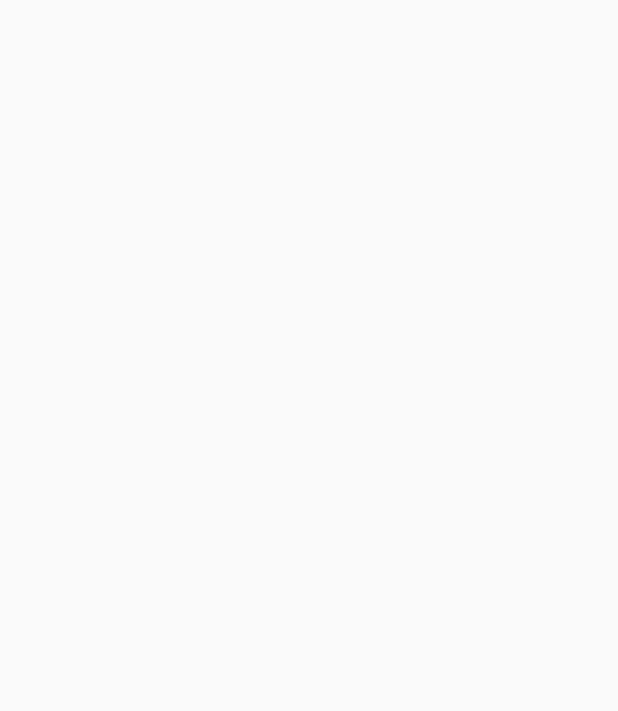
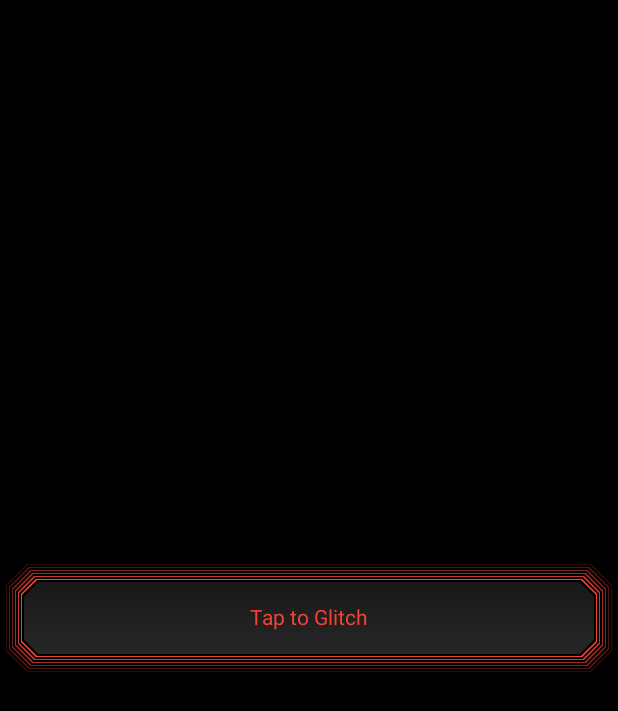
Before and after one commit to Dev-Aditya-More/RandomStuffInCompose, an Android app built with Jetpack Compose: the screen it shows after launch (MainActivity), on a phone screen of 412 x 824 dp. Before the commit the part shown is empty. Shown: the top 711 px of the screen. Run offline under Robolectric (Android 15) with nearby library versions, the phone set to English and light mode, and no system bars.

Commit message:
commit GlitchEffect.kt

```diff
--- /dev/null
+++ b/app/src/main/java/com/example/randomstuffincompose/GlitchEffect.kt
@@ -0,0 +1,179 @@
+package com.example.randomstuffincompose
+
+import androidx.compose.animation.core.Animatable
+import androidx.compose.animation.core.LinearEasing
+import androidx.compose.animation.core.animateDpAsState
+import androidx.compose.animation.core.tween
+import androidx.compose.foundation.background
+import androidx.compose.foundation.border
+import androidx.compose.foundation.gestures.detectTapGestures
+import androidx.compose.foundation.hoverable
+import androidx.compose.foundation.interaction.MutableInteractionSource
+import androidx.compose.foundation.interaction.collectIsHoveredAsState
+import androidx.compose.foundation.layout.Box
+import androidx.compose.foundation.layout.fillMaxSize
+import androidx.compose.foundation.layout.fillMaxWidth
+import androidx.compose.foundation.layout.padding
+import androidx.compose.foundation.shape.CutCornerShape
+import androidx.compose.material3.Text
+import androidx.compose.runtime.Composable
+import androidx.compose.runtime.LaunchedEffect
+import androidx.compose.runtime.getValue
+import androidx.compose.runtime.mutableIntStateOf
+import androidx.compose.runtime.mutableStateOf
+import androidx.compose.runtime.remember
+import androidx.compose.runtime.setValue
+import androidx.compose.ui.Alignment
+import androidx.compose.ui.Modifier
+import androidx.compose.ui.draw.drawWithContent
+import androidx.compose.ui.graphics.Brush
+import androidx.compose.ui.graphics.Color
+import androidx.compose.ui.graphics.drawscope.Stroke
+import androidx.compose.ui.graphics.drawscope.clipRect
+import androidx.compose.ui.graphics.drawscope.scale
+import androidx.compose.ui.graphics.drawscope.translate
+import androidx.compose.ui.graphics.layer.drawLayer
+import androidx.compose.ui.graphics.rememberGraphicsLayer
+import androidx.compose.ui.input.pointer.PointerIcon
+import androidx.compose.ui.input.pointer.pointerHoverIcon
+import androidx.compose.ui.input.pointer.pointerInput
+import androidx.compose.ui.text.TextStyle
+import androidx.compose.ui.tooling.preview.Preview
+import androidx.compose.ui.unit.Dp
+import androidx.compose.ui.unit.dp
+import com.example.randomstuffincompose.ui.theme.Cyan500
+import com.example.randomstuffincompose.ui.theme.Green500
+import com.example.randomstuffincompose.ui.theme.Pink500
+import com.example.randomstuffincompose.ui.theme.Red500
+import com.example.randomstuffincompose.ui.theme.Yellow500
+import com.example.randomstuffincompose.ui.theme.Zinc900
+import com.example.randomstuffincompose.ui.theme.Zinc950
+import kotlin.math.roundToInt
+import kotlin.random.Random
+import kotlin.random.nextInt
+
+@Composable
+fun Modifier.glitchEffect(
+    key: Any? = null,
+    glitchColors: List<Color> = listOf(Green500),
+    slices: Int = 20,
+): Modifier {
+
+    val graphicsLayer = rememberGraphicsLayer()
+    var step by remember { mutableIntStateOf(0) }
+
+    LaunchedEffect(key) {
+        Animatable(1f)
+            .animateTo(
+                targetValue = 10f,
+                tween(durationMillis = 500, easing = LinearEasing)
+            ) {
+                if (step != this.value.roundToInt())
+                    step = this.value.roundToInt()
+            }
+        step = 0
+    }
+
+    return drawWithContent {
+        if (step == 0) {
+            drawContent()
+            return@drawWithContent
+        }
+        graphicsLayer.record { this@drawWithContent.drawContent() }
+
+        for (i in 0 until slices) {
+            translate(
+                left = if (Random.nextInt(8) > step)
+                    Random.nextInt(-20..20).toFloat()
+                else
+                    0f
+            ) {
+                scale(
+                    scaleY = 1f,
+                    scaleX = if (Random.nextInt(13) > step) 2f * Random.nextFloat() else 1f
+                ) {
+                    clipRect(
+                        top = (i / slices.toFloat()) * size.height,
+                        bottom = (((i + 1) / slices.toFloat()) * size.height) + 1f,
+                    ) {
+                        drawLayer(graphicsLayer)
+                        if (Random.nextInt(10) > step) {
+                            drawRect(
+                                color = glitchColors.random(),
+                                style = Stroke(width = 10f)
+                            )
+                        }
+                    }
+                }
+            }
+        }
+    }
+}
+
+@Preview(showBackground = true)
+@Composable
+fun GlitchEffectImpl() {
+
+    var key by remember { mutableIntStateOf(0) }
+    val interaction = remember { MutableInteractionSource() }
+    val isHovered by interaction.collectIsHoveredAsState()
+
+    Box(
+        modifier = Modifier
+            .pointerInput(Unit) {
+                detectTapGestures(
+                    onTap = {
+                        key = Random.nextInt()
+                    }
+                )
+            }
+            .pointerHoverIcon(PointerIcon.Hand)
+            .hoverable(interaction)
+            .glitchEffect(
+                key,
+                remember { listOf(Cyan500, Yellow500, Pink500) })
+            .padding(4.dp)
+            .rings(
+                ringSpace = if (isHovered) 4.dp else 2.dp
+            )
+            .background(
+                brush = Brush.verticalGradient(
+                    colors = listOf(Zinc950, Zinc900)
+                ),
+                shape = CutCornerShape(20),
+            )
+            .padding(horizontal = 32.dp, vertical = 16.dp)
+            .fillMaxWidth(),
+        contentAlignment = Alignment.Center
+    ) {
+        Text(
+            text = "Tap to Glitch",
+            style = TextStyle(
+                color = Red500
+            )
+        )
+    }
+
+}
+
+@Composable
+fun Modifier.rings(
+    ringColor: Color = Red500,
+    ringCount: Int = 6,
+    ringSpace: Dp = 2.dp
+): Modifier {
+
+    val animatedRingSpace by animateDpAsState(
+        targetValue = ringSpace,
+        animationSpec = tween()
+    )
+
+    return (1..ringCount).map { index ->
+        Modifier.border(
+            width = 0.dp,
+            color = ringColor.copy(alpha = index / ringCount.toFloat()),
+            shape = CutCornerShape(20),
+        )
+            .padding(animatedRingSpace)
+    }.fold(initial = this) { acc, item -> acc.then(item) }
+}
--- a/app/src/main/java/com/example/randomstuffincompose/ui/theme/Color.kt
+++ b/app/src/main/java/com/example/randomstuffincompose/ui/theme/Color.kt
@@ -9,3 +9,17 @@ val Pink80 = Color(0xFFEFB8C8)
 val Purple40 = Color(0xFF6650a4)
 val PurpleGrey40 = Color(0xFF625b71)
 val Pink40 = Color(0xFF7D5260)
+
+val Green500 = Color(0xFF4CAF50)
+
+val Red500 = Color(0xFFF44336)
+
+val Cyan500 = Color(0xFF00BCD4)
+
+val Pink500 = Color(0xFFE91E63)
+
+val Zinc900 = Color(0xFF272727)
+
+val Zinc950 = Color(0xFF181818)
+
+val Yellow500 = Color(0xFFFFEB3B)
--- a/app/src/main/res/values/themes.xml
+++ b/app/src/main/res/values/themes.xml
@@ -2,4 +2,5 @@
 <resources>
 
     <style name="Theme.RandomStuffInCompose" parent="android:Theme.Material.Light.NoActionBar" />
+
 </resources>
```
Also changed, not shown: app/build.gradle.kts (+14 -1 lines), app/src/main/java/com/example/randomstuffincompose/FacebookLogo.kt (+44 -7 lines), app/src/main/java/com/example/randomstuffincompose/KotlinLogo.kt (+56 -2 lines), app/src/main/java/com/example/randomstuffincompose/MainActivity.kt (+67 -5 lines), app/src/main/java/com/example/randomstuffincompose/MessengerLogo.kt (+55 -2 lines), app/src/main/java/com/example/randomstuffincompose/NavHost.kt (added, +68 -0 lines), app/src/main/java/com/example/randomstuffincompose/PhotosLogo.kt (+56 -3 lines), app/src/main/java/com/example/randomstuffincompose/WeatherIcon.kt (+41 -3 lines), app/src/main/res/drawable/arrayback.xml (added, +9 -0 lines), app/src/main/res/drawable/arrowforward.xml (added, +9 -0 lines), gradle/libs.versions.toml (+18 -1 lines).
